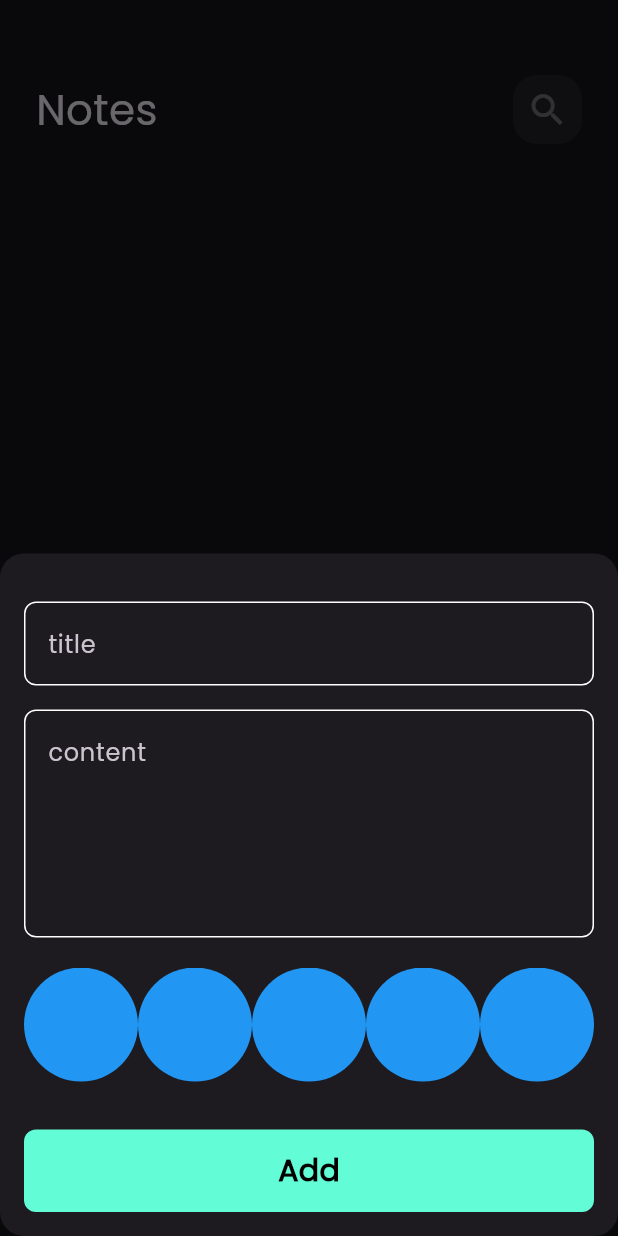
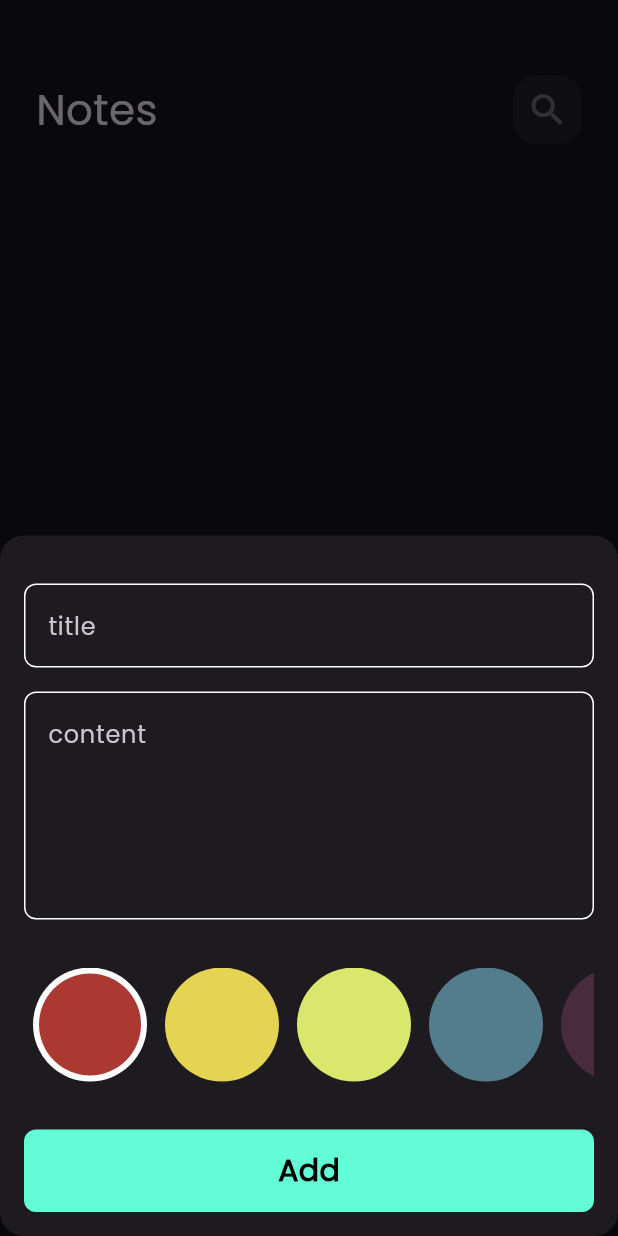
Before and after one commit to nadaElbnna2000/notes_app, a Flutter app: the screen it shows after launch, after a tap on the "add" icon, on a phone screen of 412 x 824 dp. Run offline on Flutter 3.47's test engine with Material 3 defaults, Android fonts, the phone set to English and light mode, and no system bars; our stand-ins replace bloc, flutter_bloc, font_awesome_flutter, hive, hive_flutter, modal_progress_hud_nsn; accounts and stored records are empty; generated files the repository leaves out were written again.

Commit message:
create colors listview part2

```diff
--- a/lib/Views/Widgets/ColorsItem.dart
+++ b/lib/Views/Widgets/ColorsItem.dart
@@ -2,30 +2,77 @@ import 'package:flutter/cupertino.dart';
 import 'package:flutter/material.dart';
 
 class ColorsItem extends StatelessWidget {
-  const ColorsItem({super.key});
+  const ColorsItem({super.key, required this.isActive, required this.color});
+
+  final bool isActive;
+  final Color color;
 
   @override
   Widget build(BuildContext context) {
-    return CircleAvatar(
-      backgroundColor: Colors.blue,
+    return  isActive ? CircleAvatar(
+      backgroundColor: Colors.white,
+
       radius: 38,
-    );
+      child: CircleAvatar(
+        backgroundColor: color,
+        radius: 34 ,
+      ),
+    ) :  CircleAvatar(
+      backgroundColor: color,
+      radius: 38,
+    )
+    ;
   }
 }
 
 
-class ColorListView extends StatelessWidget {
+class ColorListView extends StatefulWidget {
   const ColorListView({super.key});
+
+  @override
+  State<ColorListView> createState() => _ColorListViewState();
+}
+
+class _ColorListViewState extends State<ColorListView> {
+ // final bool isActive;
+
+
+ int currentIndex = 0;
+
+ List<Color> colors = [
+   Color(0xffAC3931),
+   Color(0xffE5D352),
+   Color(0xffD9E76C),
+   Color(0xff537D8D),
+   Color(0xff482C3D),
+
+
+
+ ];
 
   @override
   Widget build(BuildContext context) {
     return SizedBox(
       height: 38 * 2,
       child: ListView.builder(
-        itemCount: 10,
+        itemCount: colors.length,
           scrollDirection: Axis.horizontal,
           itemBuilder: (context , index){
-          return const ColorsItem();
+          return Padding(
+            padding: const EdgeInsets.symmetric(horizontal: 6.0),
+            child:  GestureDetector(
+              onTap: (){
+                currentIndex = index;
+                setState(() {
+
+                });
+              },
+              child: ColorsItem(
+                color: colors[index],
+                isActive: currentIndex == index,
+              ),
+            ),
+          );
           }
       ),
     );
--- a/lib/Views/Widgets/addNoteForm.dart
+++ b/lib/Views/Widgets/addNoteForm.dart
@@ -39,7 +39,7 @@ class _AddNoteFormState extends State<AddNoteForm> {
       child: Column(
         children: [
 
-          SizedBox(
+          const SizedBox(
             height: 32,
           ),
 
@@ -52,7 +52,7 @@ class _AddNoteFormState extends State<AddNoteForm> {
             hint: 'title',
           ),
 
-          SizedBox(
+          const SizedBox(
             height: 16,
           ),
           CustomTextField(
@@ -66,15 +66,19 @@ class _AddNoteFormState extends State<AddNoteForm> {
           ),
 
 
-          SizedBox(
-            height: 20,
+          const SizedBox(
+            height: 32,
           ),
 
-          ColorListView(),
+          const ColorListView(
 
 
 
-          SizedBox(
+          ),
+
+
+
+          const SizedBox(
             height: 32,
           ),
 
```
